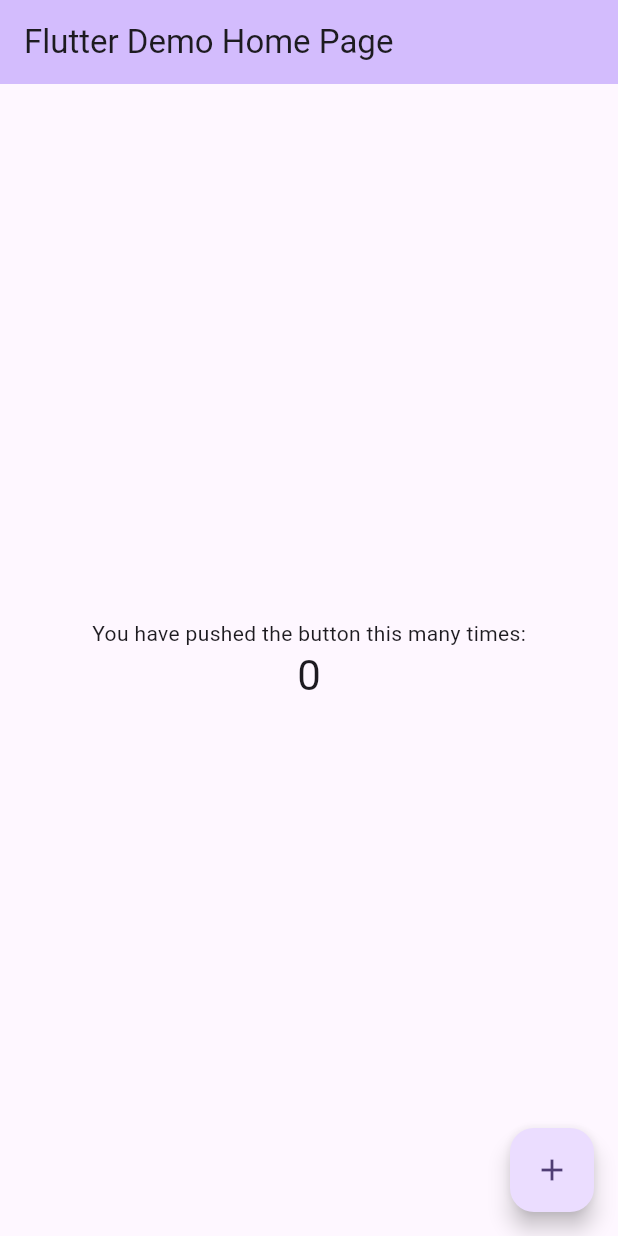
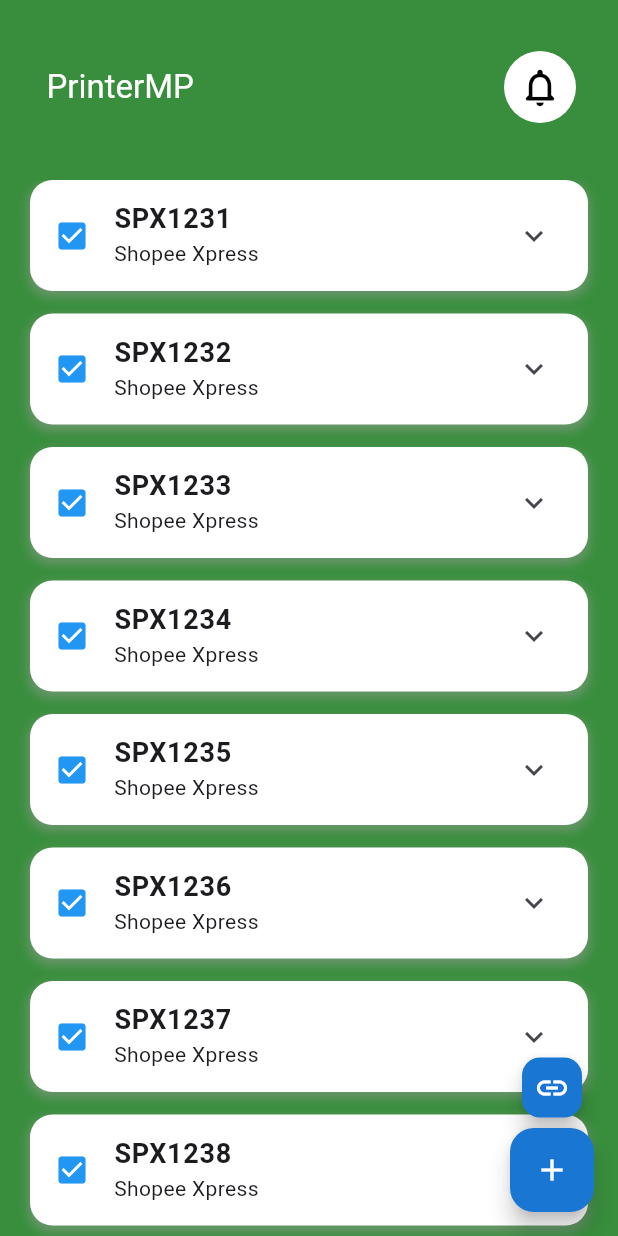
Before and after one commit to annasnurdin/printer_marketplace, a Flutter app: the screen it shows after launch, on a phone screen of 412 x 824 dp. Run offline on Flutter 3.47's test engine with Material 3 defaults, Android fonts, the phone set to English and light mode, and no system bars; Roboto replaces fonts that are missing (Poppins).

Commit message:
Layouting expansion tile sudah selesai

```diff
--- a/lib/main.dart
+++ b/lib/main.dart
@@ -1,4 +1,6 @@
 import 'package:flutter/material.dart';
+import 'package:printer_marketplace/pages/home.dart';
+import 'package:printer_marketplace/themes/colors.dart';
 
 void main() {
   runApp(const MyApp());
@@ -6,120 +8,20 @@
 
 class MyApp extends StatelessWidget {
   const MyApp({super.key});
-
-  // This widget is the root of your application.
   @override
   Widget build(BuildContext context) {
     return MaterialApp(
-      title: 'Flutter Demo',
+      title: 'Printer Marketplace',
       theme: ThemeData(
-        // This is the theme of your application.
-        //
-        // TRY THIS: Try running your application with "flutter run". You'll see
-        // the application has a purple toolbar. Then, without quitting the app,
-        // try changing the seedColor in the colorScheme below to Colors.green
-        // and then invoke "hot reload" (save your changes or press the "hot
-        // reload" button in a Flutter-supported IDE, or press "r" if you used
-        // the command line to start the app).
-        //
-        // Notice that the counter didn't reset back to zero; the application
-        // state is not lost during the reload. To reset the state, use hot
-        // restart instead.
-        //
-        // This works for code too, not just values: Most code changes can be
-        // tested with just a hot reload.
-        colorScheme: ColorScheme.fromSeed(seedColor: Colors.deepPurple),
-        useMaterial3: true,
-      ),
-      home: const MyHomePage(title: 'Flutter Demo Home Page'),
+          scaffoldBackgroundColor: primaryColor,
+          useMaterial3: true,
+          dividerTheme: const DividerThemeData(
+            space: 30,
+            indent: 15,
+            endIndent: 15,
+          )),
+      debugShowCheckedModeBanner: false,
+      home: const Home(),
     );
   }
 }
-
-class MyHomePage extends StatefulWidget {
-  const MyHomePage({super.key, required this.title});
-
-  // This widget is the home page of your application. It is stateful, meaning
-  // that it has a State object (defined below) that contains fields that affect
-  // how it looks.
-
-  // This class is the configuration for the state. It holds the values (in this
-  // case the title) provided by the parent (in this case the App widget) and
-  // used by the build method of the State. Fields in a Widget subclass are
-  // always marked "final".
-
-  final String title;
-
-  @override
-  State<MyHomePage> createState() => _MyHomePageState();
-}
-
-class _MyHomePageState extends State<MyHomePage> {
-  int _counter = 0;
-
-  void _incrementCounter() {
-    setState(() {
-      // This call to setState tells the Flutter framework that something has
-      // changed in this State, which causes it to rerun the build method below
-      // so that the display can reflect the updated values. If we changed
-      // _counter without calling setState(), then the build method would not be
-      // called again, and so nothing would appear to happen.
-      _counter++;
-    });
-  }
-
-  @override
-  Widget build(BuildContext context) {
-    // This method is rerun every time setState is called, for instance as done
-    // by the _incrementCounter method above.
-    //
-    // The Flutter framework has been optimized to make rerunning build methods
-    // fast, so that you can just rebuild anything that needs updating rather
-    // than having to individually change instances of widgets.
-    return Scaffold(
-      appBar: AppBar(
-        // TRY THIS: Try changing the color here to a specific color (to
-        // Colors.amber, perhaps?) and trigger a hot reload to see the AppBar
-        // change color while the other colors stay the same.
-        backgroundColor: Theme.of(context).colorScheme.inversePrimary,
-        // Here we take the value from the MyHomePage object that was created by
-        // the App.build method, and use it to set our appbar title.
-        title: Text(widget.title),
-      ),
-      body: Center(
-        // Center is a layout widget. It takes a single child and positions it
-        // in the middle of the parent.
-        child: Column(
-          // Column is also a layout widget. It takes a list of children and
-          // arranges them vertically. By default, it sizes itself to fit its
-          // children horizontally, and tries to be as tall as its parent.
-          //
-          // Column has various properties to control how it sizes itself and
-          // how it positions its children. Here we use mainAxisAlignment to
-          // center the children vertically; the main axis here is the vertical
-          // axis because Columns are vertical (the cross axis would be
-          // horizontal).
-          //
-          // TRY THIS: Invoke "debug painting" (choose the "Toggle Debug Paint"
-          // action in the IDE, or press "p" in the console), to see the
-          // wireframe for each widget.
-          mainAxisAlignment: MainAxisAlignment.center,
-          children: <Widget>[
-            const Text(
-              'You have pushed the button this many times:',
-            ),
-            Text(
-              '$_counter',
-              style: Theme.of(context).textTheme.headlineMedium,
-            ),
-          ],
-        ),
-      ),
-      floatingActionButton: FloatingActionButton(
-        onPressed: _incrementCounter,
-        tooltip: 'Increment',
-        child: const Icon(Icons.add),
-      ), // This trailing comma makes auto-formatting nicer for build methods.
-    );
-  }
-}
--- /dev/null
+++ b/lib/model/pesanan_model.dart
@@ -0,0 +1,10 @@
+class Pesanan {
+  final String nomorResi;
+  final String alamat;
+  final String kurir;
+  const Pesanan(
+    this.nomorResi,
+    this.alamat,
+    this.kurir,
+  );
+}
--- /dev/null
+++ b/lib/pages/home.dart
@@ -0,0 +1,177 @@
+import 'package:flutter/material.dart';
+import 'package:printer_marketplace/model/pesanan_model.dart';
+import 'package:printer_marketplace/themes/colors.dart';
+
+class Home extends StatefulWidget {
+  const Home({super.key});
+
+  @override
+  State<Home> createState() => _HomeState();
+}
+
+class _HomeState extends State<Home> {
+  final pesanan = List.generate(
+    20,
+    (i) => Pesanan(
+      "SPX123${i + 1}",
+      "alamat  ${i + 1}",
+      "Shopee Xpress",
+    ),
+  );
+  @override
+  Widget build(BuildContext context) {
+    return Scaffold(
+      floatingActionButton: Column(
+        mainAxisAlignment: MainAxisAlignment.end,
+        children: [
+          FloatingActionButton(
+            mini: true,
+            onPressed: () {},
+            tooltip: "Hubungkan Printer",
+            backgroundColor: biru,
+            foregroundColor: putih,
+            child: const Icon(Icons.link),
+          ),
+          const SizedBox(height: 3),
+          FloatingActionButton(
+            onPressed: () {},
+            tooltip: "Tambah Pesanan",
+            backgroundColor: biru,
+            foregroundColor: putih,
+            child: const Icon(Icons.add),
+          )
+        ],
+      ),
+      appBar: PreferredSize(
+          preferredSize: const Size.fromHeight(100),
+          child: Column(
+            children: [
+              Padding(
+                padding:
+                    const EdgeInsets.only(top: 30.0, right: 28.0, left: 15.0),
+                child: AppBar(
+                  backgroundColor: primaryColor,
+                  title: Text(
+                    "PrinterMP",
+                    style: TextStyle(color: putih),
+                  ),
+                  actions: [
+                    Container(
+                      decoration: BoxDecoration(
+                        shape: BoxShape.circle,
+                        color: putih,
+                      ),
+                      child: IconButton(
+                        icon: const Icon(Icons.notifications_none_rounded,
+                            color: Colors.black, size: 30),
+                        onPressed: () {},
+                      ),
+                    ),
+                  ],
+                ),
+              ),
+            ],
+          )),
+      body: Column(
+        children: [
+          const SizedBox(height: 20.0),
+          Expanded(
+            child: ListView.builder(
+              padding: const EdgeInsets.symmetric(horizontal: 20.0),
+              itemCount: pesanan.length,
+              itemBuilder: (context, index) {
+                return Container(
+                  margin: const EdgeInsets.only(bottom: 15.0),
+                  decoration: BoxDecoration(
+                    color: Colors.white,
+                    borderRadius: BorderRadius.circular(15.0),
+                    boxShadow: [
+                      BoxShadow(
+                        color: Colors.grey.withOpacity(0.5),
+                        spreadRadius: 1,
+                        blurRadius: 5,
+                        offset: const Offset(0, 3),
+                      ),
+                    ],
+                  ),
+                  child: Theme(
+                    data: Theme.of(context).copyWith(
+                      dividerColor: Colors.transparent,
+                      splashColor: Colors.transparent,
+                      highlightColor: Colors.transparent,
+                    ),
+                    child: ExpansionTile(
+                      expandedAlignment: Alignment.topLeft,
+                      leading: const Icon(Icons.check_box, color: Colors.blue),
+                      title: Text(
+                        pesanan[index].nomorResi,
+                        style: const TextStyle(
+                          fontFamily: 'Poppins',
+                          fontSize: 18.0,
+                          fontWeight: FontWeight.bold,
+                        ),
+                      ),
+                      subtitle: Text(pesanan[index].kurir),
+                      childrenPadding: const EdgeInsets.symmetric(
+                          horizontal: 16.0, vertical: 8.0),
+                      children: [
+                        ExpansionTile(
+                          expandedAlignment: Alignment.topLeft,
+                          title: const Text(
+                            'Detail Pesanan',
+                            style: TextStyle(
+                              fontWeight: FontWeight.bold,
+                            ),
+                          ),
+                          children: [
+                            Row(
+                              children: [
+                                Padding(
+                                  padding: const EdgeInsets.only(left: 20),
+                                  child: Text(
+                                    pesanan[index].alamat,
+                                    style: const TextStyle(fontSize: 16.0),
+                                  ),
+                                ),
+                              ],
+                            ),
+                          ],
+                        ),
+                        const Divider(height: 30),
+                        Row(
+                          mainAxisAlignment: MainAxisAlignment.end,
+                          children: [
+                            IconButton(
+                              onPressed: () {},
+                              icon: const Icon(Icons.delete),
+                              tooltip: 'Delete',
+                            ),
+                            IconButton(
+                              onPressed: () {},
+                              icon: const Icon(Icons.edit),
+                              tooltip: 'Edit',
+                            ),
+                            IconButton(
+                              onPressed: () {},
+                              icon: const Icon(Icons.print_outlined),
+                              tooltip: 'Print',
+                            ),
+                          ],
+                        ),
+                        const Padding(
+                          padding: EdgeInsets.fromLTRB(20, 8, 0, 10),
+                          child: Text(
+                              "Alamatnya disini panjang sekali panjang banget sampai bawah"),
+                        )
+                      ],
+                    ),
+                  ),
+                );
+              },
+            ),
+          ),
+        ],
+      ),
+    );
+  }
+}
--- /dev/null
+++ b/lib/themes/colors.dart
@@ -0,0 +1,17 @@
+import 'package:flutter/material.dart';
+
+var primaryColor = const Color(0xFF388E3C);
+var secondaryColor = const Color(0xFFFFC107);
+var hijau = const Color(0xFF388E3C);
+var biru = const Color(0xFF1976D2);
+var merah = const Color(0xFFD32F2F);
+var backgroundColor = const Color(0xFFF5F5F5);
+var cardColor = const Color(0xFFFFFFFF);
+var textColor = const Color(0xFF212121);
+var subtitleColor = const Color(0xFF757575);
+var borderColor = const Color(0xFFBDBDBD);
+var errorColor = const Color(0xFFB71C1C);
+var disabledColor = const Color(0xFFBDBDBD);
+var shadowColor = const Color(0xFF000000).withOpacity(0.1);
+var putih = const Color(0xFFFFFFFF);
+var hitam = const Color(0xFF000000);
```
Also changed, not shown: 28 other files.
